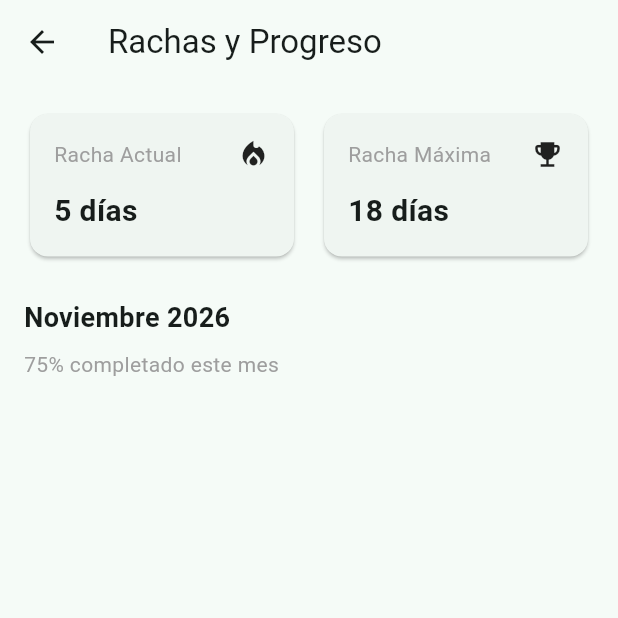
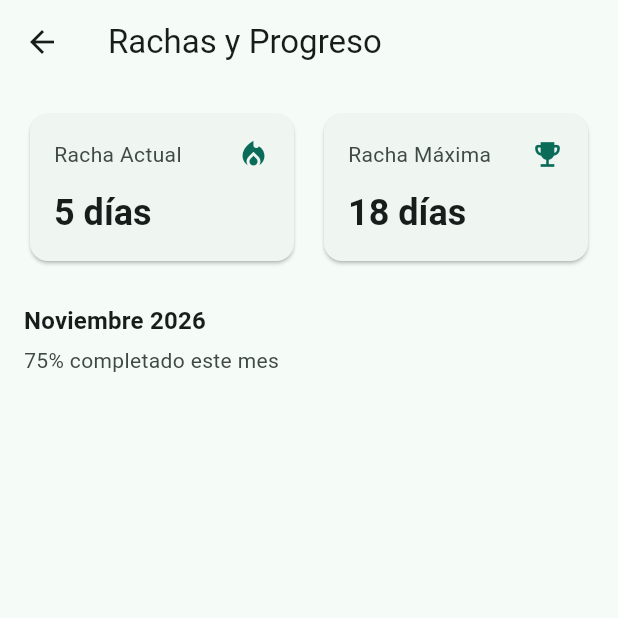
Before and after one commit to 4084414/FocusHabit, a Flutter app: the PantallaRachas screen opened directly, on a phone screen of 412 x 824 dp, the top half of it. Run offline on Flutter 3.47's test engine with Material 3 defaults, Android fonts, the phone set to English and light mode, and no system bars; our stand-ins replace sqflite; accounts and stored records are empty.

Commit message:
Cambios en pantallas rachas, hoy, estadisticas y ajustes

```diff
--- a/lib/pantallas/5rachas.dart
+++ b/lib/pantallas/5rachas.dart
@@ -5,13 +5,16 @@ class PantallaRachas extends StatelessWidget {
 
   @override
   Widget build(BuildContext context) {
+    final textTheme = Theme.of(context).textTheme;
+    final colorScheme = Theme.of(context).colorScheme;
+
     return Scaffold(
       appBar: AppBar(title: const Text('Rachas y Progreso')),
       body: ListView(
         padding: const EdgeInsets.all(16.0),
-        children: const [
+        children: [
           // 1. Tarjetas de estadísticas de racha
-          Row(
+          const Row(
             children: [
               Expanded(
                 child: StatCard(
@@ -30,17 +33,19 @@ class PantallaRachas extends StatelessWidget {
               ),
             ],
           ),
-          SizedBox(height: 24),
+          const SizedBox(height: 24),
 
           // 2. Resumen del mes simplificado
           Text(
             'Noviembre 2026',
-            style: TextStyle(fontSize: 18, fontWeight: FontWeight.bold),
+            style: textTheme.titleMedium?.copyWith(fontWeight: FontWeight.bold),
           ),
-          SizedBox(height: 8),
+          const SizedBox(height: 4),
           Text(
             '75% completado este mes',
-            style: TextStyle(fontSize: 14, color: Colors.grey),
+            style: textTheme.bodyMedium?.copyWith(
+              color: colorScheme.onSurfaceVariant,
+            ),
           ),
         ],
       ),
@@ -62,6 +67,9 @@ class StatCard extends StatelessWidget {
 
   @override
   Widget build(BuildContext context) {
+    final textTheme = Theme.of(context).textTheme;
+    final colorScheme = Theme.of(context).colorScheme;
+
     return Card(
       child: Padding(
         padding: const EdgeInsets.all(16.0),
@@ -71,14 +79,28 @@ class StatCard extends StatelessWidget {
             Row(
               mainAxisAlignment: MainAxisAlignment.spaceBetween,
               children: [
-                Text(title, style: const TextStyle(color: Colors.grey)),
-                Icon(icon, size: 22),
+                Expanded(
+                  child: Text(
+                    title,
+                    style: textTheme.bodyMedium?.copyWith(
+                      color: colorScheme.onSurfaceVariant,
+                    ),
+                    overflow: TextOverflow.ellipsis,
+                  ),
+                ),
+                Icon(
+                  icon,
+                  size: 22,
+                  color: colorScheme.primary, // Usa el verde #2E7D6B del tema
+                ),
               ],
             ),
             const SizedBox(height: 12),
             Text(
               value,
-              style: const TextStyle(fontSize: 20, fontWeight: FontWeight.bold),
+              style: textTheme.headlineSmall?.copyWith(
+                fontWeight: FontWeight.bold,
+              ),
             ),
           ],
         ),
```
Also changed, not shown: lib/pantallas/10ajustes.dart (+14 -6 lines), lib/pantallas/1hoy.dart (+14 -25 lines), lib/pantallas/9estadisticas.dart (+11 -2 lines).
